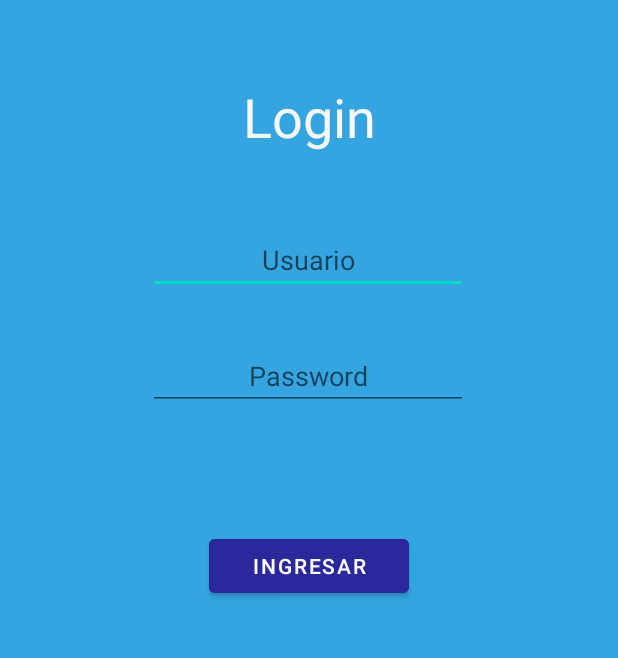
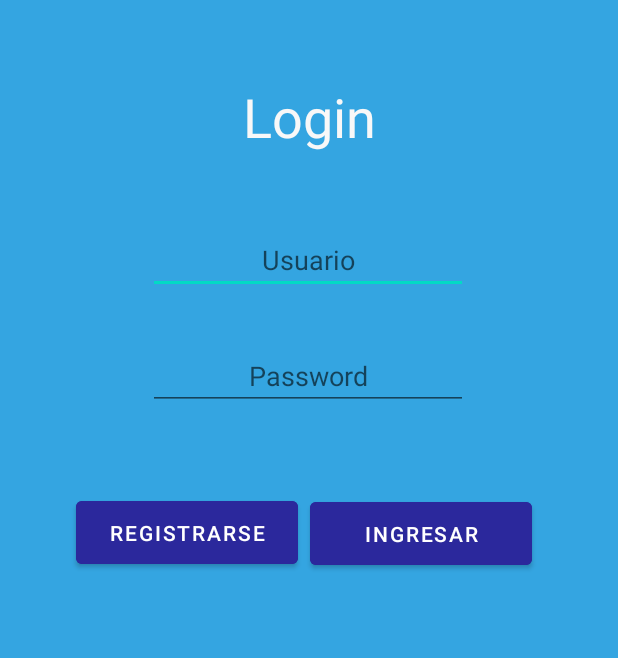
Before and after one commit to KevinFloresG/Mobile_Components, an Android app: the screen it shows after launch (LoginActivity), on a phone screen of 412 x 824 dp, the part 492-1150 px from its top. Run offline under Robolectric (Android 15) with nearby library versions, the phone set to English and light mode, and no system bars.

Commit message:
Update activity_login.xml

```diff
--- a/app/src/main/res/layout/activity_login.xml
+++ b/app/src/main/res/layout/activity_login.xml
@@ -77,16 +77,31 @@
 
     <Button
         android:id="@+id/loginBtn"
-        android:layout_width="133dp"
-        android:layout_height="wrap_content"
+        android:layout_width="148dp"
+        android:layout_height="54dp"
         android:layout_weight="1"
         android:backgroundTint="#2B289C"
         android:text="@string/ingresar"
         app:layout_constraintBottom_toBottomOf="parent"
         app:layout_constraintEnd_toEndOf="parent"
+        app:layout_constraintHorizontal_bias="0.784"
         app:layout_constraintStart_toStartOf="parent"
         app:layout_constraintTop_toTopOf="parent"
-        app:layout_constraintVertical_bias="0.878" />
+        app:layout_constraintVertical_bias="0.853" />
+
+    <Button
+        android:id="@+id/signInBtn"
+        android:layout_width="148dp"
+        android:layout_height="54dp"
+        android:layout_weight="1"
+        android:backgroundTint="#2B289C"
+        android:text="@string/registrarse"
+        app:layout_constraintBottom_toBottomOf="parent"
+        app:layout_constraintEnd_toEndOf="parent"
+        app:layout_constraintHorizontal_bias="0.193"
+        app:layout_constraintStart_toStartOf="parent"
+        app:layout_constraintTop_toTopOf="parent"
+        app:layout_constraintVertical_bias="0.852" />
 
     <ImageView
         android:id="@+id/imageView2"
```
